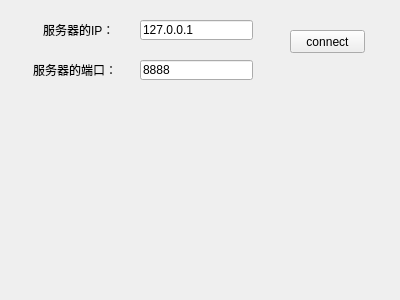
This is Qt_TCPFile/clientwidget.ui in jianyuheng/QtCode as Qt 5 draws it before an edit. The edited form follows.
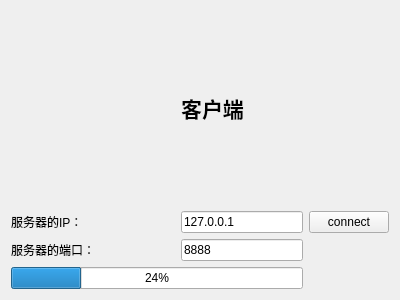
This is the edited form.

```diff
--- a/Qt_TCPFile/clientwidget.ui
+++ b/Qt_TCPFile/clientwidget.ui
@@ -13,71 +13,94 @@
   <property name="windowTitle">
    <string>Form</string>
   </property>
+  <layout class="QGridLayout" name="gridLayout">
+   <item row="0" column="0">
+    <spacer name="horizontalSpacer">
+     <property name="orientation">
+      <enum>Qt::Horizontal</enum>
+     </property>
+     <property name="sizeHint" stdset="0">
+      <size>
+       <width>159</width>
+       <height>20</height>
+      </size>
+     </property>
+    </spacer>
+   </item>
+   <item row="0" column="1">
+    <widget class="QLabel" name="label_3">
+     <property name="font">
+      <font>
+       <family>Aharoni</family>
+       <pointsize>16</pointsize>
+       <weight>75</weight>
+       <bold>true</bold>
+      </font>
+     </property>
+     <property name="text">
+      <string>客户端</string>
+     </property>
+     <property name="alignment">
+      <set>Qt::AlignCenter</set>
+     </property>
+    </widget>
+   </item>
+   <item row="0" column="2" colspan="2">
+    <spacer name="horizontalSpacer_2">
+     <property name="orientation">
+      <enum>Qt::Horizontal</enum>
+     </property>
+     <property name="sizeHint" stdset="0">
+      <size>
+       <width>139</width>
+       <height>20</height>
+      </size>
+     </property>
+    </spacer>
+   </item>
+   <item row="1" column="0">
   <widget class="QLabel" name="label">
-   <property name="geometry">
-    <rect>
-     <x>43</x>
-     <y>20</y>
-     <width>71</width>
-     <height>20</height>
-    </rect>
-   </property>
    <property name="text">
     <string>服务器的IP：</string>
    </property>
   </widget>
+   </item>
+   <item row="1" column="1" colspan="2">
   <widget class="QLineEdit" name="lineEditIP">
-   <property name="geometry">
-    <rect>
-     <x>140</x>
-     <y>20</y>
-     <width>113</width>
-     <height>20</height>
-    </rect>
-   </property>
    <property name="text">
     <string>127.0.0.1</string>
    </property>
   </widget>
+   </item>
+   <item row="1" column="3">
   <widget class="QPushButton" name="pushButton">
-   <property name="geometry">
-    <rect>
-     <x>290</x>
-     <y>30</y>
-     <width>75</width>
-     <height>23</height>
-    </rect>
-   </property>
    <property name="text">
     <string>connect</string>
    </property>
   </widget>
-  <widget class="QLineEdit" name="lineEditPort">
-   <property name="geometry">
-    <rect>
-     <x>140</x>
-     <y>60</y>
-     <width>113</width>
-     <height>20</height>
-    </rect>
-   </property>
-   <property name="text">
-    <string>8888</string>
-   </property>
-  </widget>
+   </item>
+   <item row="2" column="0">
   <widget class="QLabel" name="label_2">
-   <property name="geometry">
-    <rect>
-     <x>33</x>
-     <y>60</y>
-     <width>81</width>
-     <height>20</height>
-    </rect>
-   </property>
    <property name="text">
     <string>服务器的端口：</string>
    </property>
   </widget>
+   </item>
+   <item row="2" column="1" colspan="2">
+    <widget class="QLineEdit" name="lineEditPort">
+     <property name="text">
+      <string>8888</string>
+     </property>
+    </widget>
+   </item>
+   <item row="3" column="0" colspan="3">
+    <widget class="QProgressBar" name="progressBar">
+     <property name="value">
+      <number>24</number>
+     </property>
+    </widget>
+   </item>
+  </layout>
  </widget>
  <resources/>
  <connections/>
```
Lines whose indentation alone changed are shown as unchanged.
